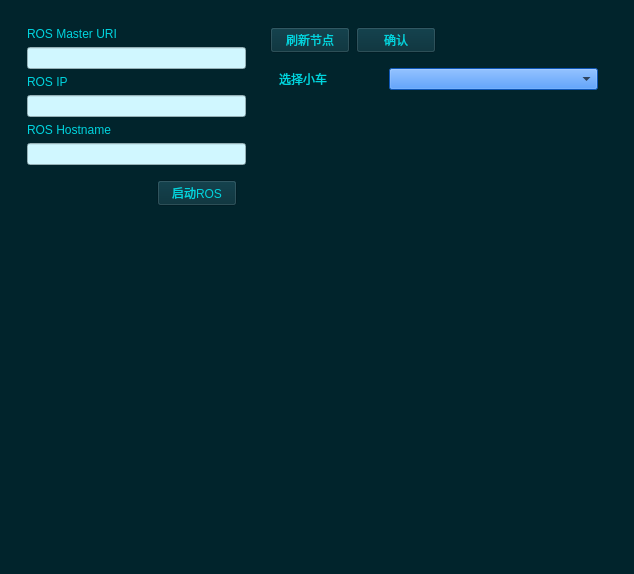
This is parallel_driving/ui/config_panel.ui in NovemberChopin/ParallelDriving as Qt 5 draws it before an edit. The edited form follows.
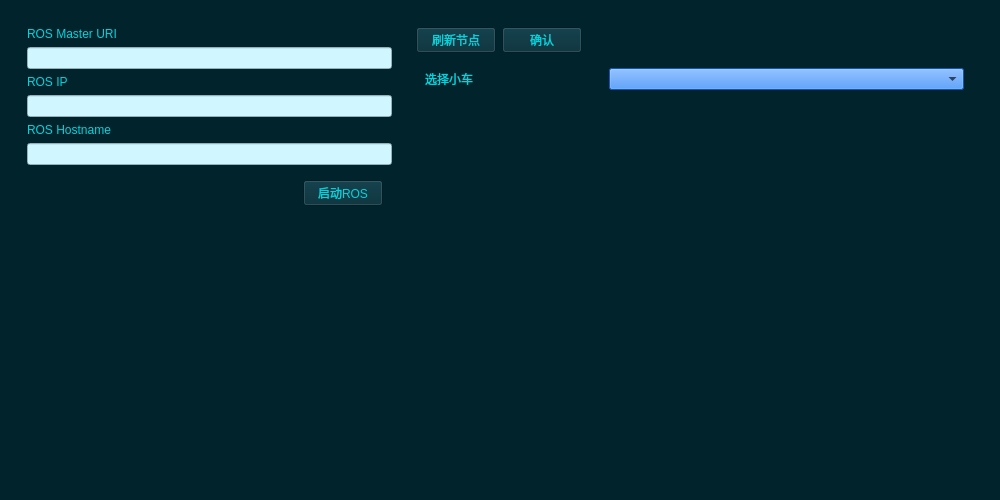
This is the edited form.

The edit to the form file:
```diff
--- a/parallel_driving/ui/config_panel.ui
+++ b/parallel_driving/ui/config_panel.ui
@@ -6,8 +6,8 @@
    <rect>
     <x>0</x>
     <y>0</y>
-    <width>634</width>
-    <height>574</height>
+    <width>1000</width>
+    <height>500</height>
    </rect>
   </property>
   <property name="sizePolicy">
@@ -18,8 +18,8 @@
   </property>
   <property name="minimumSize">
    <size>
-    <width>80</width>
-    <height>0</height>
+    <width>800</width>
+    <height>500</height>
    </size>
   </property>
   <property name="windowTitle">
@@ -44,6 +44,12 @@
    </property>
    <item>
     <widget class="QWidget" name="widget" native="true">
+     <property name="minimumSize">
+      <size>
+       <width>0</width>
+       <height>0</height>
+      </size>
+     </property>
      <layout class="QVBoxLayout" name="verticalLayout">
       <item>
        <widget class="QWidget" name="main" native="true">
@@ -53,6 +59,12 @@
           <verstretch>0</verstretch>
          </sizepolicy>
         </property>
+        <property name="minimumSize">
+         <size>
+          <width>0</width>
+          <height>0</height>
+         </size>
+        </property>
         <layout class="QHBoxLayout" name="horizontalLayout_2" stretch="2,3">
          <item>
           <widget class="QWidget" name="left" native="true">
```
